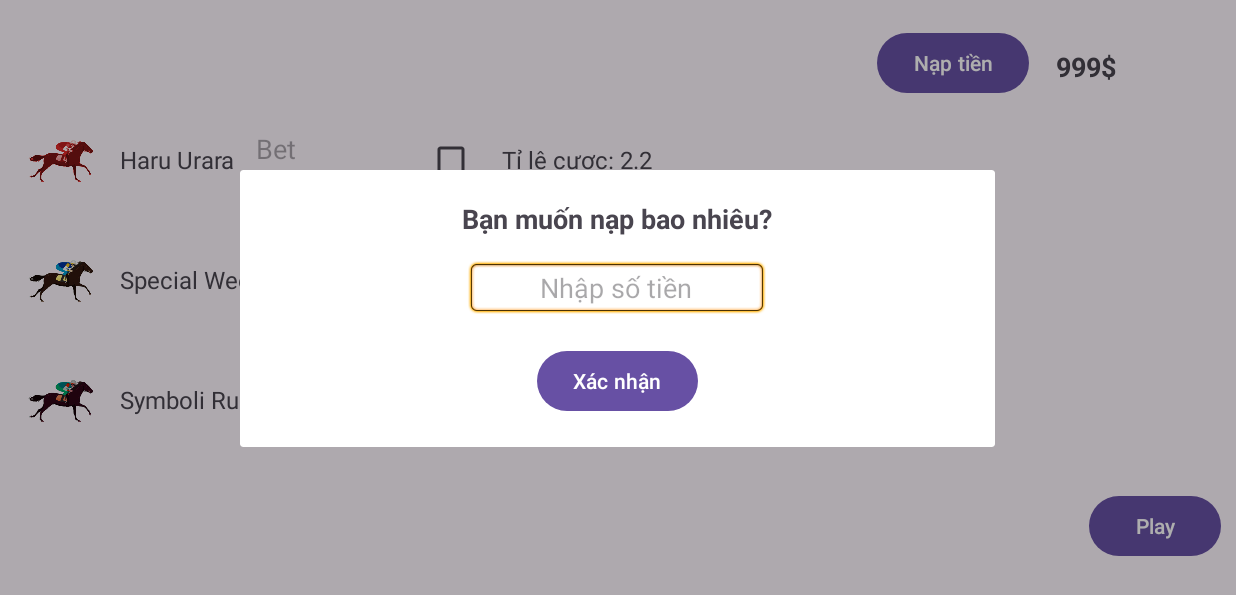
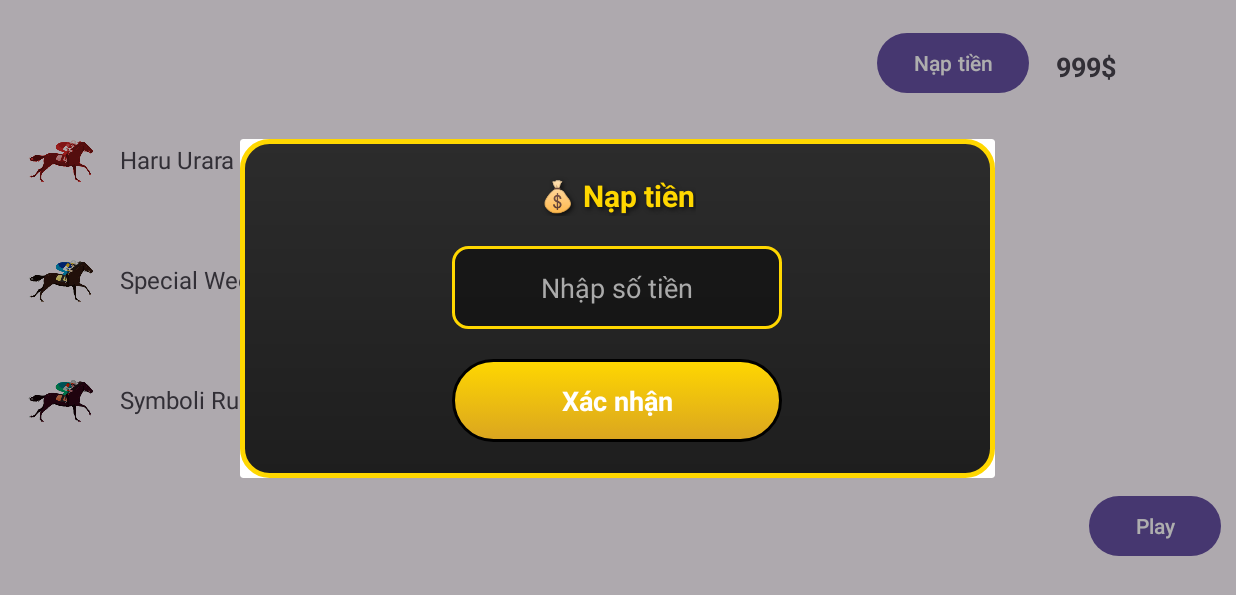
Before and after one commit to nntruong112/PRM392-racing, an Android app: the BetActivity screen opened directly, with no data from a screen before it, after a tap on "Nạp tiền", on a phone screen of 824 x 412 dp (held sideways). Shown: the top 595 px of the screen. Run offline under Robolectric (Android 15) with nearby library versions, the phone set to English and light mode, and no system bars; 2 statements that could not run were skipped.

Commit message:
Update: Remake nap vjp dialog

```diff
--- a/app/src/main/res/drawable/bg_dialog.xml
+++ b/app/src/main/res/drawable/bg_dialog.xml
@@ -1,8 +1,8 @@
-<?xml version="1.0" encoding="utf-8"?>
-<shape xmlns:android="http://schemas.android.com/apk/res/android"
-    android:shape="rectangle">
-    <solid android:color="@android:color/white"/>
-    <corners android:radius="16dp"/>
-    <padding android:left="16dp" android:top="16dp"
-        android:right="16dp" android:bottom="16dp"/>
+<shape xmlns:android="http://schemas.android.com/apk/res/android" android:shape="rectangle">
+    <gradient
+        android:startColor="#1E1E1E"
+        android:endColor="#2C2C2C"
+        android:angle="90" />
+    <corners android:radius="18dp" />
+    <stroke android:width="3dp" android:color="#FFD700" />
 </shape>
--- /dev/null
+++ b/app/src/main/res/drawable/button_confirm.xml
@@ -0,0 +1,26 @@
+<selector xmlns:android="http://schemas.android.com/apk/res/android">
+
+    <!-- Pressed state -->
+    <item android:state_pressed="true">
+        <shape android:shape="rectangle">
+            <gradient
+                android:startColor="#FF8C00"
+            android:endColor="#FFD700"
+            android:angle="90" />
+            <corners android:radius="30dp" />
+            <stroke android:width="2dp" android:color="#FFFFFF" /> <!-- subtle white outline -->
+        </shape>
+    </item>
+
+    <!-- Normal state -->
+    <item>
+        <shape android:shape="rectangle">
+            <gradient
+                android:startColor="#DAA520"
+            android:endColor="#FFD700"
+            android:angle="90" />
+            <corners android:radius="30dp" />
+            <stroke android:width="2dp" android:color="@color/black" /> <!-- subtle white outline -->
+        </shape>
+    </item>
+</selector>
--- /dev/null
+++ b/app/src/main/res/drawable/edittext_gold.xml
@@ -0,0 +1,5 @@
+<shape xmlns:android="http://schemas.android.com/apk/res/android" android:shape="rectangle">
+    <solid android:color="#66000000" /> <!-- semi-transparent black -->
+    <stroke android:width="2dp" android:color="#FFD700" /> <!-- gold border -->
+    <corners android:radius="10dp" />
+</shape>
--- a/app/src/main/res/layout/dialog_topup.xml
+++ b/app/src/main/res/layout/dialog_topup.xml
@@ -3,36 +3,51 @@
     android:layout_width="match_parent"
     android:layout_height="wrap_content"
     android:orientation="vertical"
-    android:padding="20dp"
-    android:background="@drawable/bg_dialog"
-    android:gravity="center_horizontal">
+    android:padding="24dp"
+    android:gravity="center_horizontal"
+    android:background="@drawable/bg_dialog">
 
-    <!-- Tiêu đề -->
+    <!-- Title -->
     <TextView
         android:id="@+id/tvTitle"
         android:layout_width="wrap_content"
         android:layout_height="wrap_content"
-        android:text="Bạn muốn nạp bao nhiêu?"
-        android:textSize="18sp"
+        android:text="💰 Nạp tiền"
+        android:textSize="20sp"
         android:textStyle="bold"
-        android:layout_marginBottom="15dp"/>
+        android:textColor="#FFD700"
+        android:shadowColor="#AA000000"
+        android:shadowDx="2"
+        android:shadowDy="2"
+        android:shadowRadius="4"
+        android:layout_marginBottom="20dp" />
 
-    <!-- Ô nhập số tiền -->
+    <!-- Input field -->
     <EditText
         android:id="@+id/edtTopUpAmount"
-        android:layout_width="200dp"
-        android:layout_height="wrap_content"
+        android:layout_width="220dp"
+        android:layout_height="55dp"
         android:hint="Nhập số tiền"
         android:inputType="number"
         android:gravity="center"
-        android:background="@android:drawable/editbox_background"/>
+        android:textColor="#FFD700"
+        android:textColorHint="#AAAAAA"
+        android:textSize="18sp"
+        android:background="@drawable/edittext_gold"
+        android:layout_marginBottom="20dp" />
 
-    <!-- Nút xác nhận -->
-    <Button
+    <!-- Confirm Button -->
+    <TextView
         android:id="@+id/btnConfirmTopUp"
-        android:layout_width="wrap_content"
-        android:layout_height="wrap_content"
+        android:layout_width="220dp"
+        android:layout_height="55dp"
+        android:gravity="center"
+        android:clickable="true"
+        android:focusable="true"
         android:text="Xác nhận"
-        android:layout_marginTop="20dp"/>
+        android:textSize="18sp"
+        android:textStyle="bold"
+        android:textColor="#FFFFFF"
+        android:background="@drawable/button_confirm"/>
 
 </LinearLayout>
```
